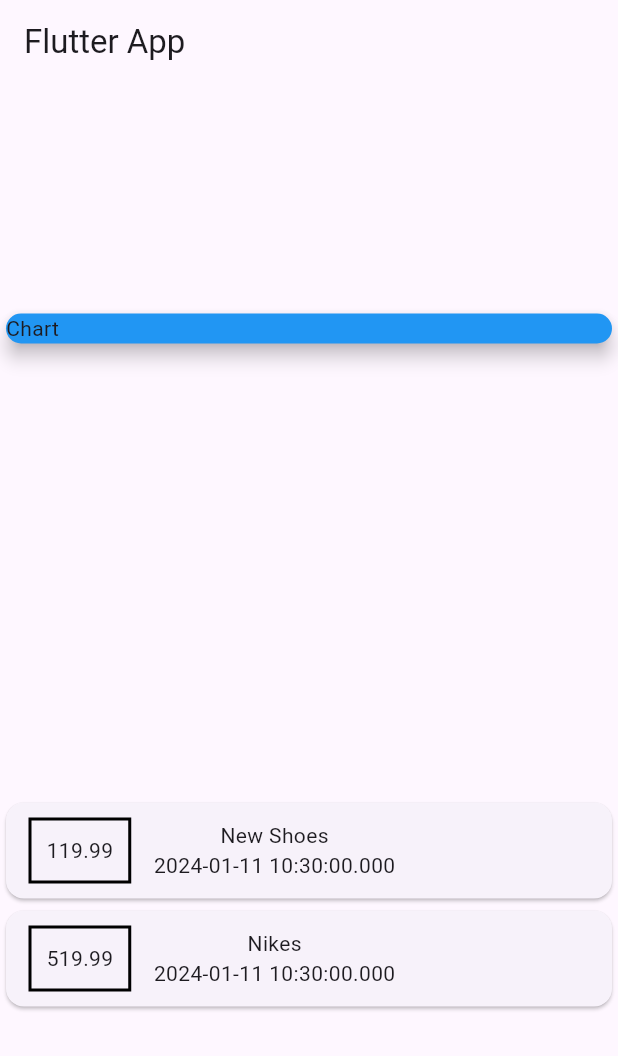
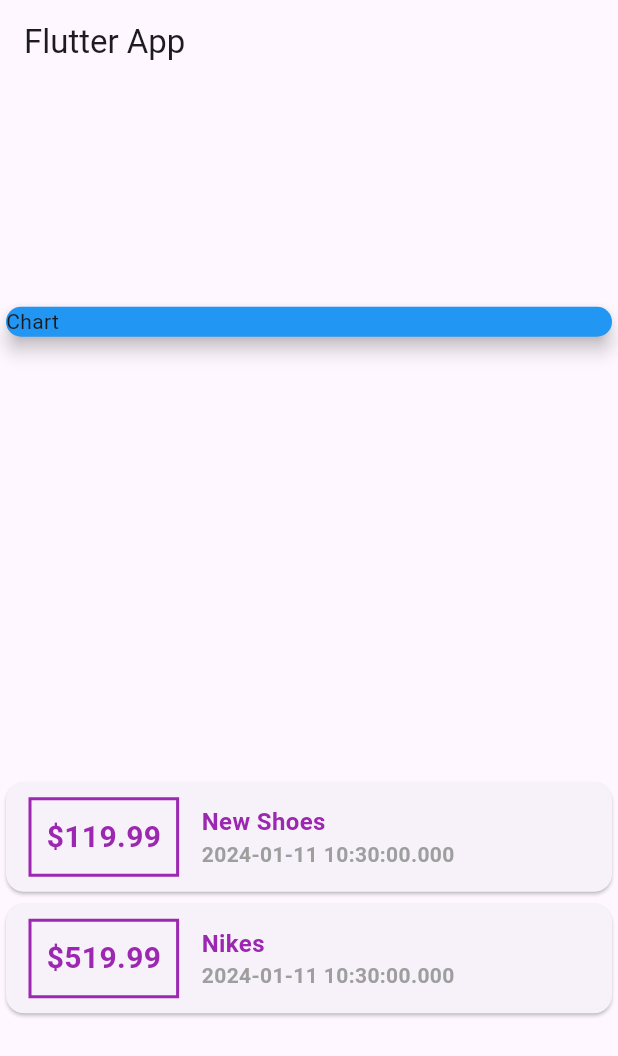
Before and after one commit to kmayatwal/expense_planner, a Flutter app: the screen it shows after launch, on a phone screen of 412 x 824 dp. Shown: the top 1056 px of the screen. Run offline on Flutter 3.47's test engine with Material 3 defaults, Android fonts, the phone set to English and light mode, and no system bars.

Commit message:
Added some style for card and text

```diff
--- a/lib/main.dart
+++ b/lib/main.dart
@@ -59,23 +59,35 @@ class MyHomePage extends StatelessWidget {
                       ),
                       decoration: BoxDecoration(
                         border: Border.all(
-                          color: Colors.black,
+                          color: Colors.purple,
                           width: 2,
-
                         ),
                       ),
                       padding: EdgeInsets.all(10),
                       child: Text(
-                        tx.amount.toString(),
+                        '\$${tx.amount}',
+                        style: TextStyle(
+                          fontWeight: FontWeight.bold,
+                          fontSize: 20,
+                          color: Colors.purple,
+                        ),
                       ),
                     ),
                     Column(
+                      crossAxisAlignment: CrossAxisAlignment.start,
                       children: <Widget>[
                         Text(
                           tx.title,
+                          style: TextStyle(
+                            fontSize: 16,
+                            fontWeight: FontWeight.bold,
+                            color: Colors.purple,
+                          ),
                         ),
                         Text(
                           tx.date.toString(),
+                          style: TextStyle(
+                              color: Colors.grey, fontWeight: FontWeight.bold),
                         ),
                       ],
                     )
```
